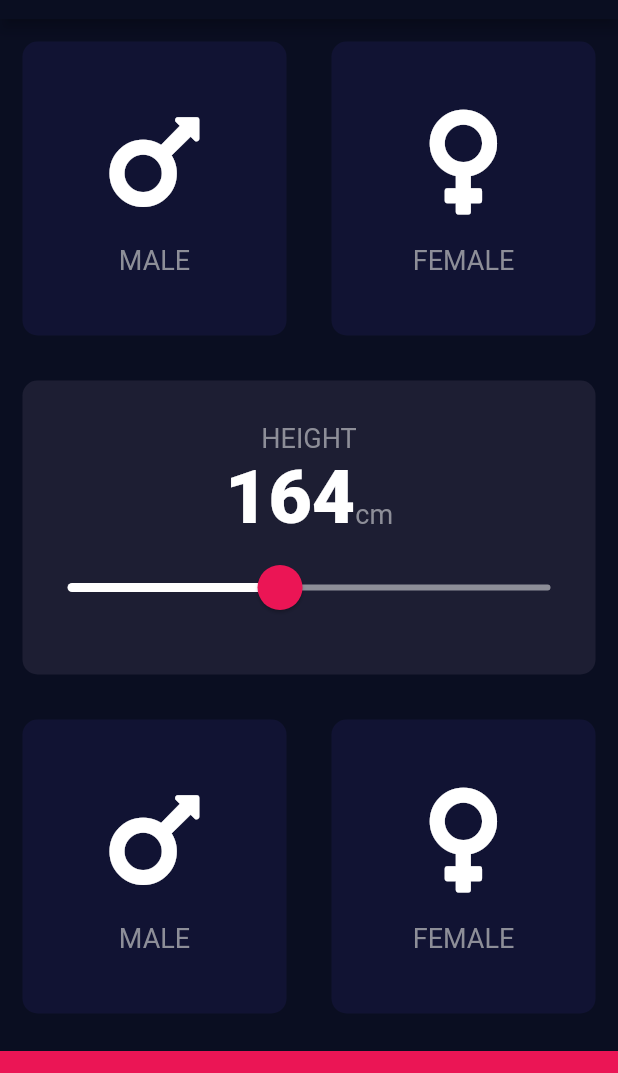
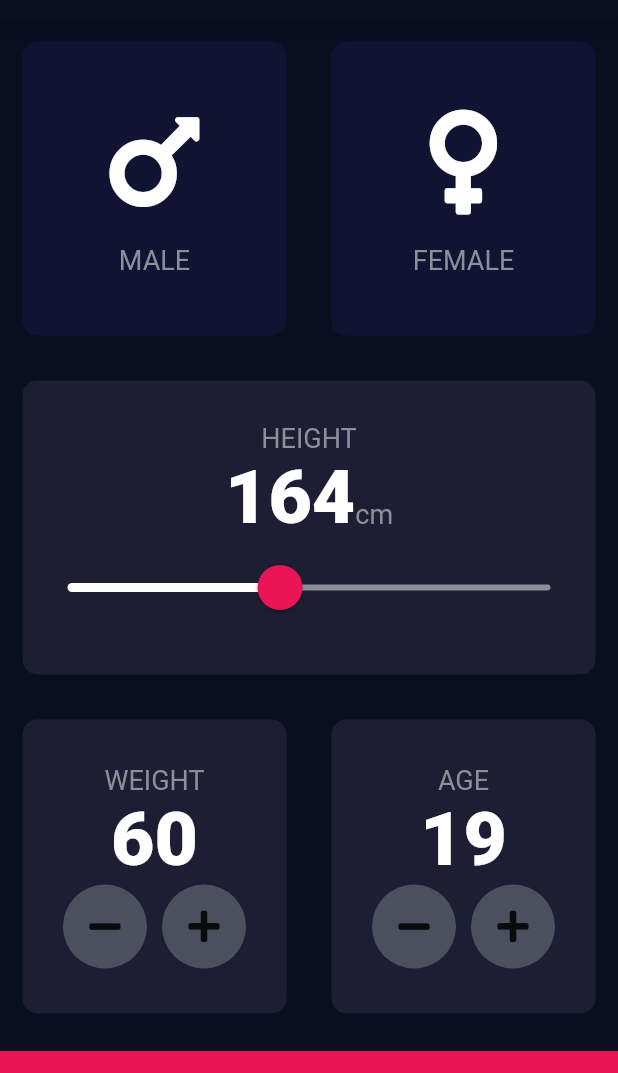
Before and after one commit to Hemantwalia672/BMI-Calculator, a Flutter app: the screen it shows after launch, on a phone screen of 412 x 824 dp, the part 65-1138 px from its top. Run offline on Flutter 3.47's test engine with Material 2 defaults, Android fonts, the phone set to English and light mode, and no system bars; our stand-ins replace font_awesome_flutter.

Commit message:
Created a custom round icon button in round_icon_button.dart Added the buttons for weight and age functionality in input_page.dart

```diff
--- a/lib/input_page.dart
+++ b/lib/input_page.dart
@@ -5,6 +5,7 @@ import 'package:font_awesome_flutter/font_awesome_flutter.dart';
 import 'card_one.dart';
 import 'constants.dart';
 import 'icon_content.dart';
+import 'round_icon_button.dart';
 
 enum Gender { male, female }
 
@@ -18,6 +19,8 @@ class InputPage extends StatefulWidget {
 class _InputPageState extends State<InputPage> {
   Gender? selectedgender;
   int height = 164;
+  int weight = 60;
+  int age = 19;
   @override
   Widget build(BuildContext context) {
     return Column(
@@ -66,7 +69,7 @@ class _InputPageState extends State<InputPage> {
               Expanded(
                 child: CardOne(
                   onPress: () {
-                    print('Working');
+                    debugPrint('Working');
                   },
                   colour: kActiveCardColor,
                   cardChild: Column(
@@ -124,35 +127,93 @@ class _InputPageState extends State<InputPage> {
         Expanded(
           child: Row(
             children: [
+              //for bottom left button
               Expanded(
                 child: CardOne(
-                    onPress: () {
+                  colour: kActiveCardColor,
+                  onPress: () {},
+                  cardChild: Column(
+                    mainAxisAlignment: MainAxisAlignment.center,
+                    children: <Widget>[
+                      Text(
+                        'WEIGHT',
+                        style: kLabelTextStyle,
+                      ),
+                      Text(
+                        weight.toString(),
+                        style: kNumberTextStyle,
+                      ),
+                      Row(
+                        mainAxisAlignment: MainAxisAlignment.center,
+                        children: <Widget>[
+                          RoundIconButton(
+                            icon: FontAwesomeIcons.minus,
+                            pressed: () {
                               setState(() {
-                        selectedgender = Gender.male;
+                                weight--;
                               });
                             },
-                    cardChild: IconContent(
-                      gendericon: FontAwesomeIcons.mars,
-                      gender: 'MALE',
                           ),
-                    colour: selectedgender == Gender.male
-                        ? kActiveCardColor
-                        : kInactiveCardColor),
+                          SizedBox(
+                            width: 10.0,
                           ),
+                          RoundIconButton(
+                            icon: FontAwesomeIcons.plus,
+                            pressed: () {
+                              setState(() {
+                                weight++;
+                              });
+                            },
+                          ),
+                        ],
+                      ),
+                    ],
+                  ),
+                ),
+              ),
+              // for Bottom Right Button
               Expanded(
                 child: CardOne(
-                    onPress: () {
+                  colour: kActiveCardColor,
+                  onPress: () {},
+                  cardChild: Column(
+                    mainAxisAlignment: MainAxisAlignment.center,
+                    children: <Widget>[
+                      Text(
+                        'AGE',
+                        style: kLabelTextStyle,
+                      ),
+                      Text(
+                        age.toString(),
+                        style: kNumberTextStyle,
+                      ),
+                      Row(
+                        mainAxisAlignment: MainAxisAlignment.center,
+                        children: <Widget>[
+                          RoundIconButton(
+                            icon: FontAwesomeIcons.minus,
+                            pressed: () {
                               setState(() {
-                        selectedgender = Gender.female;
+                                age--;
                               });
                             },
-                    cardChild: IconContent(
-                      gendericon: FontAwesomeIcons.venus,
-                      gender: 'FEMALE',
                           ),
-                    colour: selectedgender == Gender.female
-                        ? kActiveCardColor
-                        : kInactiveCardColor),
+                          SizedBox(
+                            width: 10.0,
+                          ),
+                          RoundIconButton(
+                            icon: FontAwesomeIcons.plus,
+                            pressed: () {
+                              setState(() {
+                                age++;
+                              });
+                            },
+                          ),
+                        ],
+                      ),
+                    ],
+                  ),
+                ),
               ),
             ],
           ),
--- /dev/null
+++ b/lib/round_icon_button.dart
@@ -0,0 +1,23 @@
+import 'package:flutter/material.dart';
+
+class RoundIconButton extends StatelessWidget {
+  RoundIconButton({required this.icon, required this.pressed});
+
+  final IconData icon;
+  final VoidCallback pressed;
+
+  @override
+  Widget build(BuildContext context) {
+    return RawMaterialButton(
+      elevation: 0.0,
+      child: Icon(icon),
+      onPressed: pressed,
+      constraints: BoxConstraints.tightFor(
+        width: 56.0,
+        height: 56.0,
+      ),
+      shape: CircleBorder(),
+      fillColor: Color(0xFF4C4F5E),
+    );
+  }
+}
```
Lines whose indentation alone changed are shown as unchanged.
